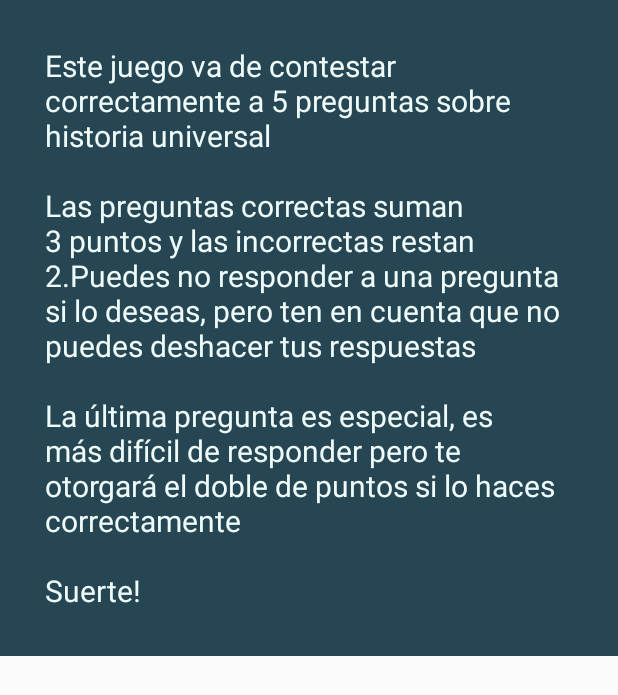
After one commit to AlbertoSierraLopez/Laboratorio_Dispositivos_Moviles, an Android app: the layout popup_window.xml on its own in the app's theme, with its tools: preview values and no code run, on a phone screen of 412 x 824 dp. The commit adds this screen. Shown: the top 695 px of the screen. Run offline under Robolectric (Android 15) with nearby library versions, the phone set to English and light mode, and no system bars.

Commit message:
Popup window con ayuda para el juego

```diff
--- a/app/build.gradle
+++ b/app/build.gradle
@@ -12,6 +12,7 @@ android {
         versionName "1.0"
 
         testInstrumentationRunner "androidx.test.runner.AndroidJUnitRunner"
+        vectorDrawables.useSupportLibrary = true
     }
 
     buildTypes {
--- /dev/null
+++ b/app/src/main/res/drawable/ic_baseline_help_24.xml
@@ -0,0 +1,5 @@
+<vector android:height="42dp" android:tint="?attr/colorControlNormal"
+    android:viewportHeight="24" android:viewportWidth="24"
+    android:width="42dp" xmlns:android="http://schemas.android.com/apk/res/android">
+    <path android:fillColor="@android:color/white" android:pathData="M12,2C6.48,2 2,6.48 2,12s4.48,10 10,10 10,-4.48 10,-10S17.52,2 12,2zM13,19h-2v-2h2v2zM15.07,11.25l-0.9,0.92C13.45,12.9 13,13.5 13,15h-2v-0.5c0,-1.1 0.45,-2.1 1.17,-2.83l1.24,-1.26c0.37,-0.36 0.59,-0.86 0.59,-1.41 0,-1.1 -0.9,-2 -2,-2s-2,0.9 -2,2L8,9c0,-2.21 1.79,-4 4,-4s4,1.79 4,4c0,0.88 -0.36,1.68 -0.93,2.25z"/>
+</vector>
--- /dev/null
+++ b/app/src/main/res/layout/popup_window.xml
@@ -0,0 +1,22 @@
+<?xml version="1.0" encoding="utf-8"?>
+<RelativeLayout
+    xmlns:android="http://schemas.android.com/apk/res/android"
+    android:layout_width="wrap_content"
+    android:layout_height="wrap_content"
+    android:background="@color/colorPrimaryDark">
+
+    <TextView
+        android:layout_width="wrap_content"
+        android:layout_height="wrap_content"
+        android:layout_centerInParent="true"
+        android:layout_marginStart="30dp"
+        android:layout_marginLeft="30dp"
+        android:layout_marginTop="30dp"
+        android:layout_marginEnd="30dp"
+        android:layout_marginRight="30dp"
+        android:layout_marginBottom="30dp"
+        android:textColor="#EFFBF9"
+        android:text="@string/txtAyuda"
+        android:textSize="20sp" />
+
+</RelativeLayout>
--- a/app/src/main/res/values/strings.xml
+++ b/app/src/main/res/values/strings.xml
@@ -13,4 +13,6 @@
     <string name="txtPuntuacion">Tu puntuación:</string>
     <string name="txtPregunta">Pregunta %d</string>
     <string name="txtPreguntaFinal">Pregunta Final</string>
+    <string name="imgAyuda">Boton que lanza la ventana de ayuda con información sobre el juego</string>
+    <string name="txtAyuda">Este juego va de contestar correctamente a 5 preguntas sobre historia universal\n\nLas preguntas correctas suman 3 puntos y las incorrectas restan 2.Puedes no responder a una pregunta si lo deseas, pero ten en cuenta que no puedes deshacer tus respuestas\n\nLa última pregunta es especial, es más difícil de responder pero te otorgará el doble de puntos si lo haces correctamente\n\nSuerte!</string>
 </resources>
```
Also changed, not shown: app/src/main/java/com/ldm/practica1/MainActivity.java (+30 -0 lines), app/src/main/res/layout/activity_main.xml (+20 -3 lines).
